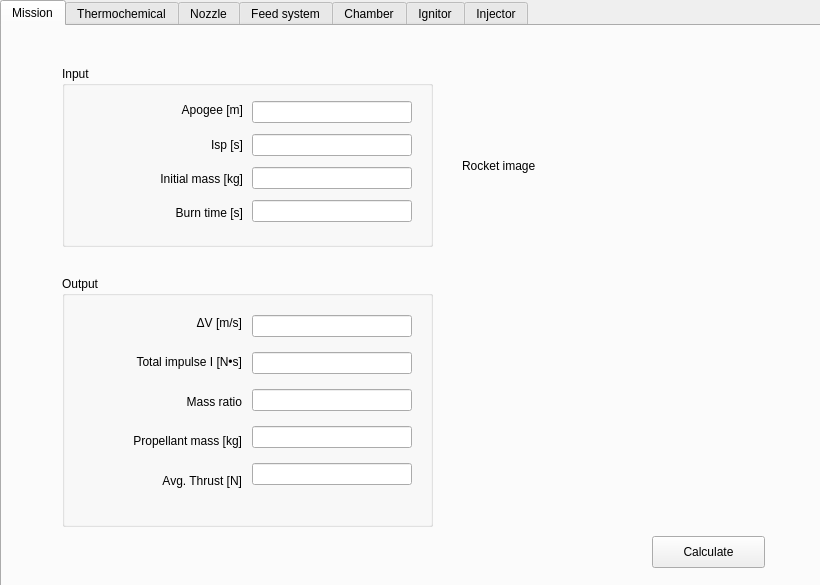
Old version of the form rocket_designer.ui in the repository shohei/rocket_designer.
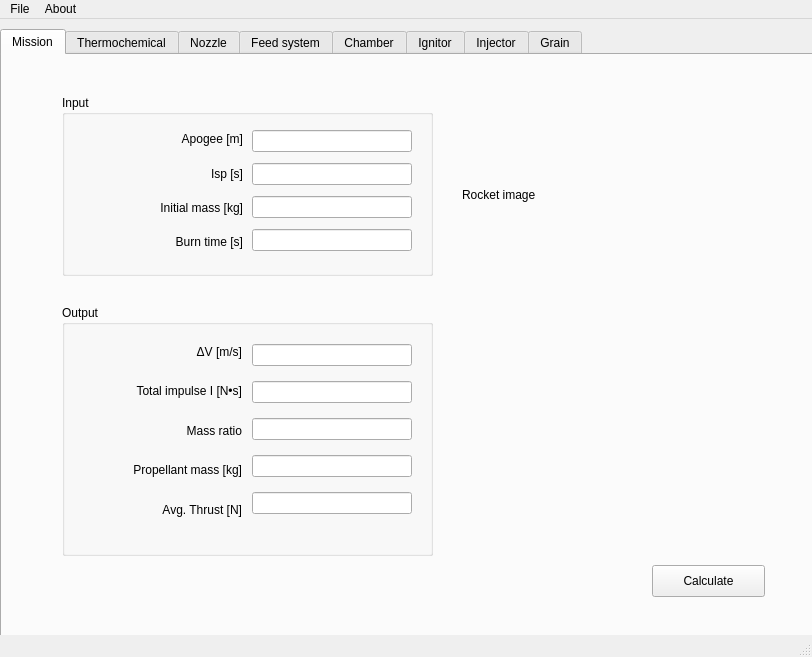
New version of the form.

```diff
--- a/rocket_designer.ui
+++ b/rocket_designer.ui
@@ -1,25 +1,29 @@
 <?xml version="1.0" encoding="UTF-8"?>
 <ui version="4.0">
- <class>Form</class>
- <widget class="QWidget" name="Form">
+ <class>MainWindow</class>
+ <widget class="QMainWindow" name="MainWindow">
   <property name="geometry">
    <rect>
     <x>0</x>
     <y>0</y>
-    <width>820</width>
-    <height>585</height>
+    <width>812</width>
+    <height>657</height>
    </rect>
   </property>
   <property name="windowTitle">
    <string>Form</string>
   </property>
+  <property name="documentMode">
+   <bool>false</bool>
+  </property>
+  <widget class="QWidget" name="centralwidget">
   <widget class="QTabWidget" name="tabWidget">
    <property name="geometry">
     <rect>
      <x>0</x>
-     <y>0</y>
+      <y>10</y>
      <width>821</width>
-     <height>601</height>
+      <height>621</height>
     </rect>
    </property>
    <property name="currentIndex">
@@ -51,6 +55,9 @@
        <height>181</height>
       </rect>
      </property>
+      <property name="autoFillBackground">
+       <bool>false</bool>
+      </property>
      <property name="title">
       <string>Input</string>
      </property>
@@ -289,7 +296,48 @@
      <string>Injector</string>
     </attribute>
    </widget>
-  </widget>
+    <widget class="QWidget" name="tab_3">
+     <attribute name="title">
+      <string>Grain</string>
+     </attribute>
+    </widget>
+   </widget>
+  </widget>
+  <widget class="QMenuBar" name="menubar">
+   <property name="geometry">
+    <rect>
+     <x>0</x>
+     <y>0</y>
+     <width>812</width>
+     <height>24</height>
+    </rect>
+   </property>
+   <widget class="QMenu" name="menuFile">
+    <property name="title">
+     <string>File</string>
+    </property>
+    <addaction name="actionOpen"/>
+   </widget>
+   <widget class="QMenu" name="menuAbout">
+    <property name="title">
+     <string>About</string>
+    </property>
+    <addaction name="actionAbout_the_software"/>
+   </widget>
+   <addaction name="menuFile"/>
+   <addaction name="menuAbout"/>
+  </widget>
+  <widget class="QStatusBar" name="statusbar"/>
+  <action name="actionOpen">
+   <property name="text">
+    <string>Open</string>
+   </property>
+  </action>
+  <action name="actionAbout_the_software">
+   <property name="text">
+    <string>About Rocket designer</string>
+   </property>
+  </action>
  </widget>
  <resources/>
  <connections/>
```
Left out of the diff: 2 changed lines with no effect on the pictures. Lines whose indentation alone changed are shown as unchanged.
